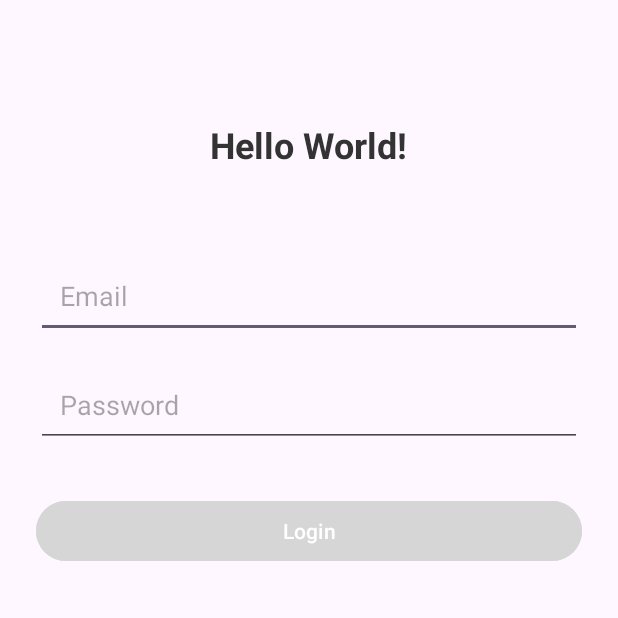
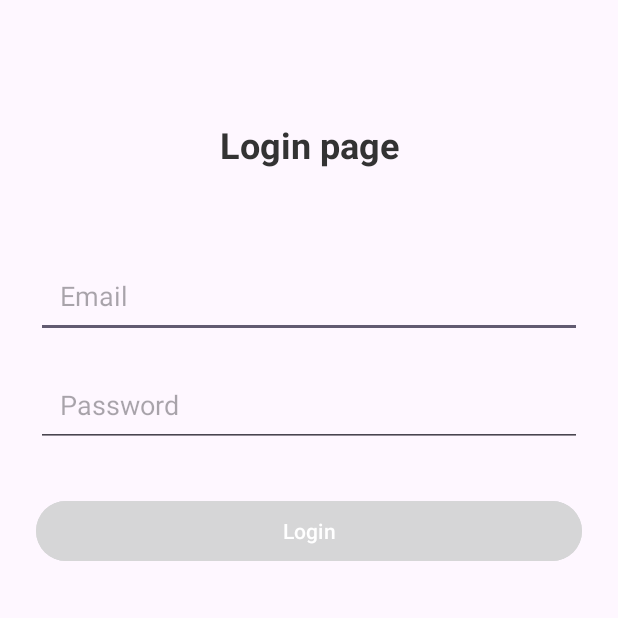
Before and after one commit to bhargav-vyas/Referra_app, an Android app: the screen it shows after launch (MainActivity), on a phone screen of 412 x 824 dp, the top half of it. Run offline under Robolectric (Android 15) with nearby library versions, the phone set to English and light mode, and no system bars.

Commit message:
this is the  login page ui chnaging in the text

```diff
--- a/app/src/main/res/layout/activity_main.xml
+++ b/app/src/main/res/layout/activity_main.xml
@@ -12,7 +12,7 @@
         android:id="@+id/greetingText"
         android:layout_width="wrap_content"
         android:layout_height="wrap_content"
-        android:text="Hello World!"
+        android:text="Login page"
         android:textSize="24sp"
         android:textColor="#333333"
         android:textStyle="bold"
```
